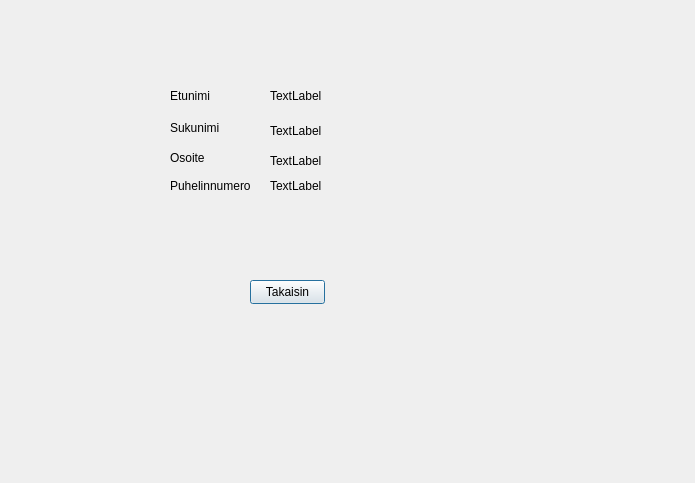
The window that bank-automat/asiakastiedotwindow.ui (Kealerator/bank_atm_group3) describes before a commit, drawn with Qt 5.
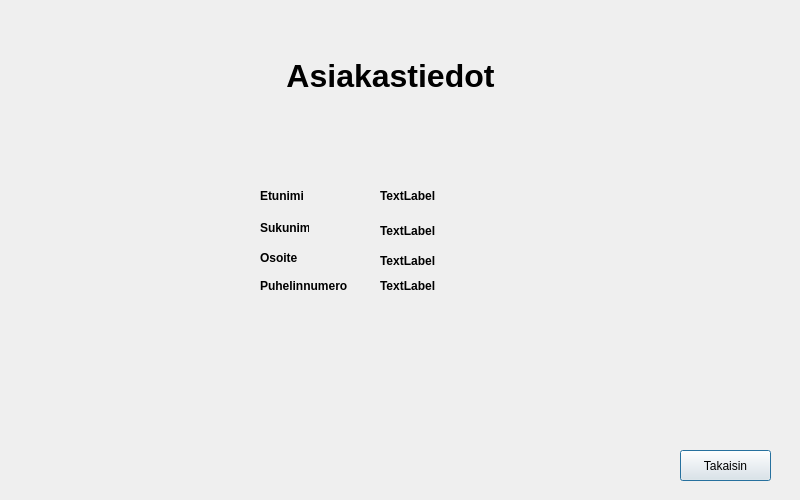
The same window after the commit.

```diff
--- a/bank-automat/asiakastiedotwindow.ui
+++ b/bank-automat/asiakastiedotwindow.ui
@@ -6,8 +6,8 @@
    <rect>
     <x>0</x>
     <y>0</y>
-    <width>695</width>
-    <height>483</height>
+    <width>800</width>
+    <height>500</height>
    </rect>
   </property>
   <property name="windowTitle">
@@ -16,12 +16,17 @@
   <widget class="QLabel" name="labelFname">
    <property name="geometry">
     <rect>
-     <x>270</x>
-     <y>80</y>
+     <x>380</x>
+     <y>180</y>
      <width>171</width>
      <height>31</height>
     </rect>
    </property>
+   <property name="font">
+    <font>
+     <bold>true</bold>
+    </font>
+   </property>
    <property name="text">
     <string>TextLabel</string>
    </property>
@@ -29,12 +34,17 @@
   <widget class="QLabel" name="labelLname">
    <property name="geometry">
     <rect>
-     <x>270</x>
-     <y>110</y>
+     <x>380</x>
+     <y>210</y>
      <width>171</width>
      <height>41</height>
     </rect>
    </property>
+   <property name="font">
+    <font>
+     <bold>true</bold>
+    </font>
+   </property>
    <property name="text">
     <string>TextLabel</string>
    </property>
@@ -42,12 +52,17 @@
   <widget class="QLabel" name="labelPnumber">
    <property name="geometry">
     <rect>
-     <x>270</x>
-     <y>170</y>
+     <x>380</x>
+     <y>270</y>
      <width>171</width>
      <height>31</height>
     </rect>
    </property>
+   <property name="font">
+    <font>
+     <bold>true</bold>
+    </font>
+   </property>
    <property name="text">
     <string>TextLabel</string>
    </property>
@@ -55,12 +70,17 @@
   <widget class="QLabel" name="labelAddress">
    <property name="geometry">
     <rect>
-     <x>270</x>
-     <y>150</y>
+     <x>380</x>
+     <y>250</y>
      <width>171</width>
      <height>21</height>
     </rect>
    </property>
+   <property name="font">
+    <font>
+     <bold>true</bold>
+    </font>
+   </property>
    <property name="text">
     <string>TextLabel</string>
    </property>
@@ -68,10 +88,10 @@
   <widget class="QPushButton" name="btnReturn">
    <property name="geometry">
     <rect>
-     <x>250</x>
-     <y>280</y>
-     <width>75</width>
-     <height>24</height>
+     <x>680</x>
+     <y>450</y>
+     <width>91</width>
+     <height>31</height>
     </rect>
    </property>
    <property name="text">
@@ -81,12 +101,17 @@
   <widget class="QLabel" name="label">
    <property name="geometry">
     <rect>
-     <x>170</x>
-     <y>80</y>
-     <width>131</width>
+     <x>260</x>
+     <y>180</y>
+     <width>61</width>
      <height>31</height>
     </rect>
    </property>
+   <property name="font">
+    <font>
+     <bold>true</bold>
+    </font>
+   </property>
    <property name="text">
     <string>Etunimi</string>
    </property>
@@ -94,12 +119,17 @@
   <widget class="QLabel" name="label_2">
    <property name="geometry">
     <rect>
-     <x>170</x>
-     <y>120</y>
+     <x>260</x>
+     <y>220</y>
      <width>49</width>
      <height>16</height>
     </rect>
    </property>
+   <property name="font">
+    <font>
+     <bold>true</bold>
+    </font>
+   </property>
    <property name="text">
     <string>Sukunimi</string>
    </property>
@@ -107,12 +137,17 @@
   <widget class="QLabel" name="label_3">
    <property name="geometry">
     <rect>
-     <x>170</x>
-     <y>150</y>
+     <x>260</x>
+     <y>250</y>
      <width>49</width>
      <height>16</height>
     </rect>
    </property>
+   <property name="font">
+    <font>
+     <bold>true</bold>
+    </font>
+   </property>
    <property name="text">
     <string>Osoite</string>
    </property>
@@ -120,16 +155,43 @@
   <widget class="QLabel" name="label_4">
    <property name="geometry">
     <rect>
-     <x>170</x>
-     <y>170</y>
-     <width>81</width>
+     <x>260</x>
+     <y>270</y>
+     <width>101</width>
      <height>31</height>
     </rect>
    </property>
+   <property name="font">
+    <font>
+     <bold>true</bold>
+    </font>
+   </property>
    <property name="text">
     <string>Puhelinnumero</string>
    </property>
   </widget>
+  <widget class="QLabel" name="labelTitle">
+   <property name="geometry">
+    <rect>
+     <x>240</x>
+     <y>60</y>
+     <width>301</width>
+     <height>31</height>
+    </rect>
+   </property>
+   <property name="font">
+    <font>
+     <pointsize>24</pointsize>
+     <bold>true</bold>
+    </font>
+   </property>
+   <property name="text">
+    <string>Asiakastiedot</string>
+   </property>
+   <property name="alignment">
+    <set>Qt::AlignmentFlag::AlignCenter</set>
+   </property>
+  </widget>
  </widget>
  <resources/>
  <connections/>
```
